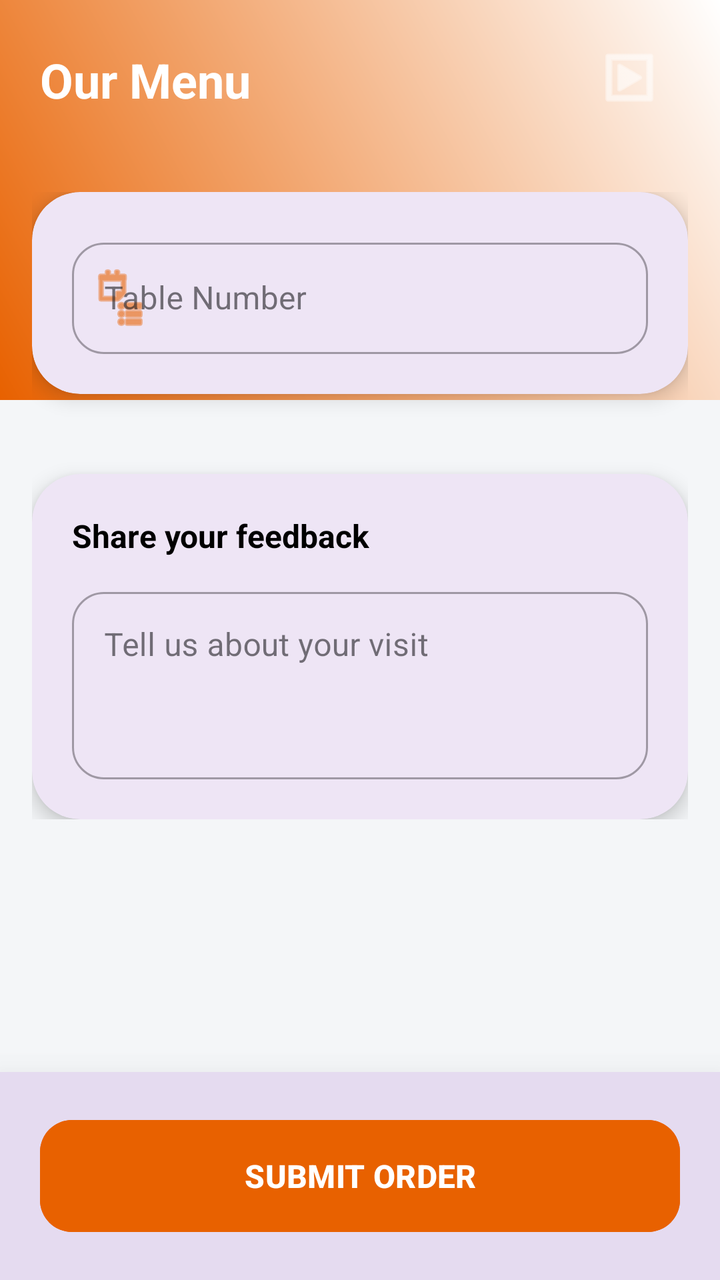
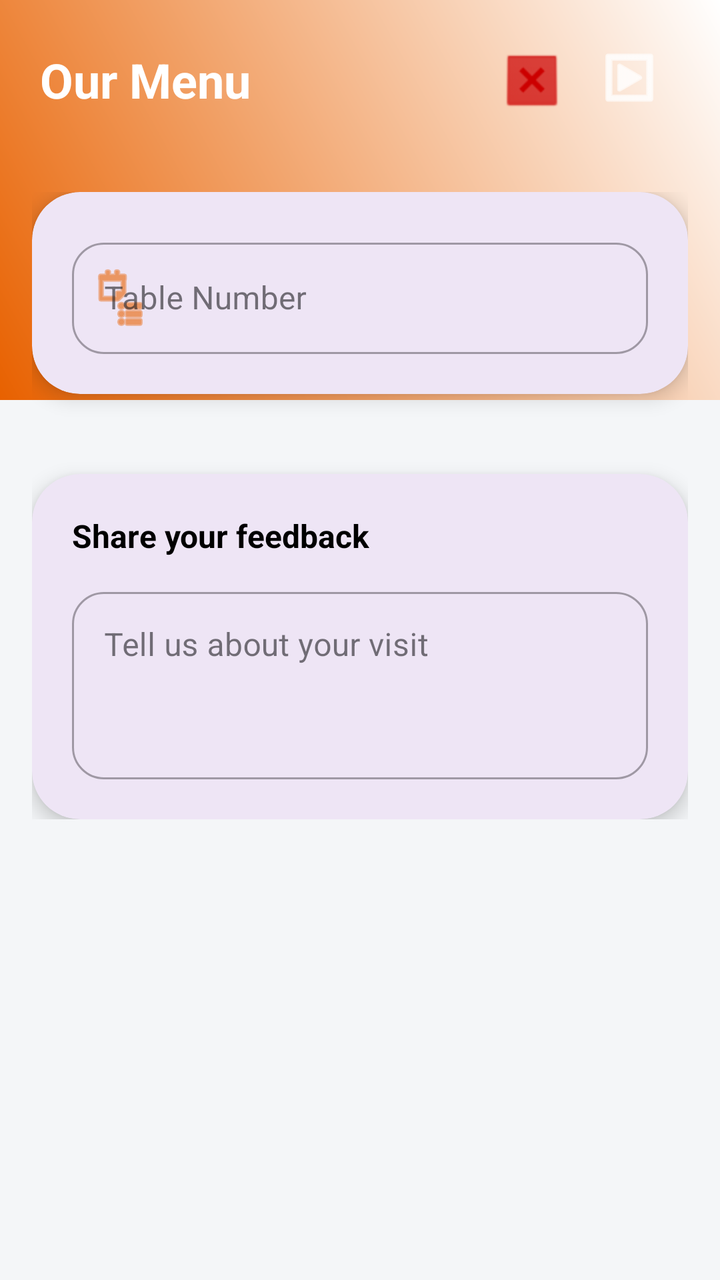

An Android layout rendered at two revisions. The XML below is the earlier revision; the diff shows what the commit changed to produce the second picture.
<!-- AndroidManifest.xml: application theme Theme.OrderingApp -->
<!-- res/layout/ordering_activity.xml -->
<?xml version="1.0" encoding="utf-8"?>
<RelativeLayout xmlns:android="http://schemas.android.com/apk/res/android"
    xmlns:app="http://schemas.android.com/apk/res-auto"
    xmlns:tools="http://schemas.android.com/tools"
    android:id="@+id/ordering_activity"
    android:layout_width="match_parent"
    android:layout_height="match_parent"
    android:background="#F4F6F8">

    
    <View
        android:layout_width="match_parent"
        android:layout_height="200dp"
        android:background="@drawable/primary_gradient" />

    
    <RelativeLayout
        android:id="@+id/rl_order_top_bar"
        android:layout_width="match_parent"
        android:layout_height="80dp"
        android:paddingHorizontal="20dp">

        <TextView
            android:id="@+id/tv_menu_title"
            android:layout_width="wrap_content"
            android:layout_height="wrap_content"
            android:layout_centerVertical="true"
            android:text="Our Menu"
            android:textColor="@android:color/white"
            android:textSize="24sp"
            android:textStyle="bold" />

        <RelativeLayout
            android:id="@+id/rl_cart_container"
            android:layout_width="wrap_content"
            android:layout_height="wrap_content"
            android:layout_alignParentEnd="true"
            android:layout_centerVertical="true"
            android:padding="8dp"
            android:clickable="true"
            android:focusable="true"
            android:background="?attr/selectableItemBackgroundBorderless">

            <ImageView
                android:id="@+id/iv_cart"
                android:layout_width="32dp"
                android:layout_height="32dp"
                android:src="@android:drawable/ic_menu_slideshow"
                app:tint="@android:color/white" />

            <TextView
                android:id="@+id/tv_cart_badge"
                android:layout_width="20dp"
                android:layout_height="20dp"
                android:layout_alignTop="@id/iv_cart"
                android:layout_alignEnd="@id/iv_cart"
                android:layout_marginTop="-4dp"
                android:layout_marginEnd="-4dp"
                android:background="@android:color/holo_red_dark"
                android:gravity="center"
                android:text="0"
                android:textColor="@android:color/white"
                android:textSize="10sp"
                android:textStyle="bold"
                android:visibility="gone" />
        </RelativeLayout>
    </RelativeLayout>

    <ScrollView
        android:layout_width="match_parent"
        android:layout_height="match_parent"
        android:layout_below="@id/rl_order_top_bar"
        android:clipToPadding="false"
        android:paddingBottom="100dp">

        <LinearLayout
            android:layout_width="match_parent"
            android:layout_height="wrap_content"
            android:orientation="vertical"
            android:paddingHorizontal="16dp"
            android:paddingTop="16dp">

            
            <com.google.android.material.card.MaterialCardView
                android:layout_width="match_parent"
                android:layout_height="wrap_content"
                android:layout_marginBottom="16dp"
                app:cardCornerRadius="24dp"
                app:cardElevation="6dp"
                app:strokeWidth="0dp">

                <LinearLayout
                    android:layout_width="match_parent"
                    android:layout_height="wrap_content"
                    android:padding="20dp"
                    android:orientation="vertical">

                    <com.google.android.material.textfield.TextInputLayout
                        android:id="@+id/til_table_number"
                        style="@style/Widget.MaterialComponents.TextInputLayout.OutlinedBox"
                        android:layout_width="match_parent"
                        android:layout_height="wrap_content"
                        android:hint="Table Number"
                        app:startIconDrawable="@android:drawable/ic_menu_agenda"
                        app:startIconTint="@color/primary_color"
                        app:boxCornerRadiusTopStart="16dp"
                        app:boxCornerRadiusTopEnd="16dp"
                        app:boxCornerRadiusBottomStart="16dp"
                        app:boxCornerRadiusBottomEnd="16dp">

                        <com.google.android.material.textfield.TextInputEditText
                            android:id="@+id/et_table_number"
                            android:layout_width="match_parent"
                            android:layout_height="wrap_content"
                            android:inputType="number"
                            android:textColor="@color/black"/>
                    </com.google.android.material.textfield.TextInputLayout>
                </LinearLayout>
            </com.google.android.material.card.MaterialCardView>

            
            <LinearLayout
                android:id="@+id/product_carousel_root_layout"
                android:layout_width="match_parent"
                android:layout_height="wrap_content"
                android:orientation="vertical" />

            
            <com.google.android.material.card.MaterialCardView
                android:layout_width="match_parent"
                android:layout_height="wrap_content"
                android:layout_marginTop="24dp"
                app:cardCornerRadius="24dp"
                app:cardElevation="6dp"
                app:strokeWidth="0dp">

                <LinearLayout
                    android:layout_width="match_parent"
                    android:layout_height="wrap_content"
                    android:orientation="vertical"
                    android:padding="20dp">

                    <TextView
                        android:layout_width="wrap_content"
                        android:layout_height="wrap_content"
                        android:text="Share your feedback"
                        android:textStyle="bold"
                        android:textSize="16sp"
                        android:textColor="@color/black"
                        android:layout_marginBottom="12dp"/>

                    <com.google.android.material.textfield.TextInputLayout
                        style="@style/Widget.MaterialComponents.TextInputLayout.OutlinedBox"
                        android:layout_width="match_parent"
                        android:layout_height="wrap_content"
                        android:hint="Tell us about your visit"
                        app:boxCornerRadiusTopStart="16dp"
                        app:boxCornerRadiusTopEnd="16dp"
                        app:boxCornerRadiusBottomStart="16dp"
                        app:boxCornerRadiusBottomEnd="16dp">

                        <com.google.android.material.textfield.TextInputEditText
                            android:id="@+id/et_feedback"
                            android:layout_width="match_parent"
                            android:layout_height="wrap_content"
                            android:minLines="3"
                            android:gravity="top"
                            android:inputType="textMultiLine"
                            android:textColor="@color/black"/>
                    </com.google.android.material.textfield.TextInputLayout>
                </LinearLayout>
            </com.google.android.material.card.MaterialCardView>

        </LinearLayout>
    </ScrollView>

    
    <com.google.android.material.card.MaterialCardView
        android:layout_width="match_parent"
        android:layout_height="wrap_content"
        android:layout_alignParentBottom="true"
        app:cardElevation="24dp"
        app:cardCornerRadius="0dp"
        app:strokeWidth="0dp">

        <com.google.android.material.button.MaterialButton
            android:id="@+id/btn_submit_order"
            android:layout_width="match_parent"
            android:layout_height="64dp"
            android:layout_margin="20dp"
            android:text="SUBMIT ORDER"
            android:textStyle="bold"
            android:textSize="16sp"
            app:cornerRadius="16dp"
            android:backgroundTint="@color/primary_color"
            app:elevation="4dp"/>
    </com.google.android.material.card.MaterialCardView>

</RelativeLayout>
<!-- resources referenced by this layout -->
<resources>
  <color name="black">#FF000000</color>
  <color name="primary_color">#E86100</color>
  <!-- drawable primary_gradient (drawable) -->
  <?xml version="1.0" encoding="utf-8"?>
  <shape xmlns:android="http://schemas.android.com/apk/res/android"
      android:shape="rectangle">
      <gradient
          android:startColor="@color/primary_color"
          android:endColor="@color/white"
          android:angle="45"/>
  </shape>
  <style name="Theme.OrderingApp" parent="Base.Theme.OrderingApp" />
  <color name="white">#FFFFFFFF</color>
  <style name="Base.Theme.OrderingApp" parent="Theme.Material3.DayNight.NoActionBar">
          
          
      </style>
</resources>

<!-- the commit's change to res/layout/ordering_activity.xml (unified diff, before → after) -->
@@ -43,6 +43,13 @@
 
             <ImageView
                 android:id="@+id/iv_cart"
+                android:layout_width="32dp"
+                android:layout_height="32dp"
+                android:src="@android:drawable/ic_menu_slideshow"
+                app:tint="@android:color/white" />
+
+            <ImageView
+                android:id="@+id/clear_order"
                 android:layout_width="32dp"
                 android:layout_height="32dp"
                 android:src="@android:drawable/ic_menu_slideshow"
@@ -64,6 +71,27 @@
                 android:textStyle="bold"
                 android:visibility="gone" />
         </RelativeLayout>
+
+        <RelativeLayout
+            android:id="@+id/clear_order_layout"
+            android:layout_width="wrap_content"
+            android:layout_height="wrap_content"
+            android:layout_alignParentEnd="true"
+            android:layout_centerVertical="true"
+            android:padding="8dp"
+            android:layout_marginRight="50dp"
+            android:clickable="true"
+            android:focusable="true"
+            android:background="?attr/selectableItemBackgroundBorderless">
+
+            <ImageView
+                android:id="@+id/clear_order_view"
+                android:layout_width="32dp"
+                android:layout_height="32dp"
+                android:src="@android:drawable/btn_dialog"
+                app:tint="@android:color/holo_red_dark" />
+        </RelativeLayout>
+
     </RelativeLayout>
 
     <ScrollView
@@ -182,18 +210,6 @@
         app:cardElevation="24dp"
         app:cardCornerRadius="0dp"
         app:strokeWidth="0dp">
-
-        <com.google.android.material.button.MaterialButton
-            android:id="@+id/btn_submit_order"
-            android:layout_width="match_parent"
-            android:layout_height="64dp"
-            android:layout_margin="20dp"
-            android:text="SUBMIT ORDER"
-            android:textStyle="bold"
-            android:textSize="16sp"
-            app:cornerRadius="16dp"
-            android:backgroundTint="@color/primary_color"
-            app:elevation="4dp"/>
     </com.google.android.material.card.MaterialCardView>
 
 </RelativeLayout>
